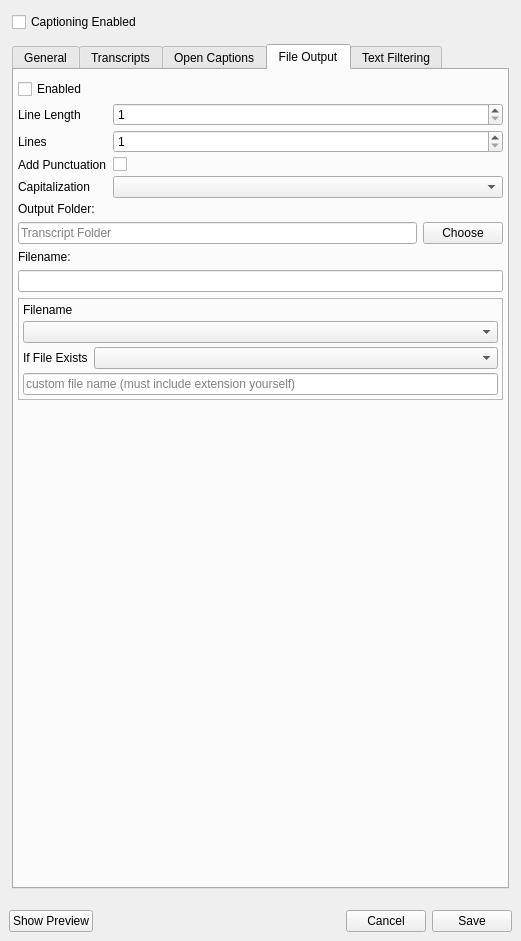
This is src/ui/CaptionSettingsWidget.ui in ratwithacompiler/OBS-captions-plugin as Qt 5 draws it before an edit. The edited form follows.
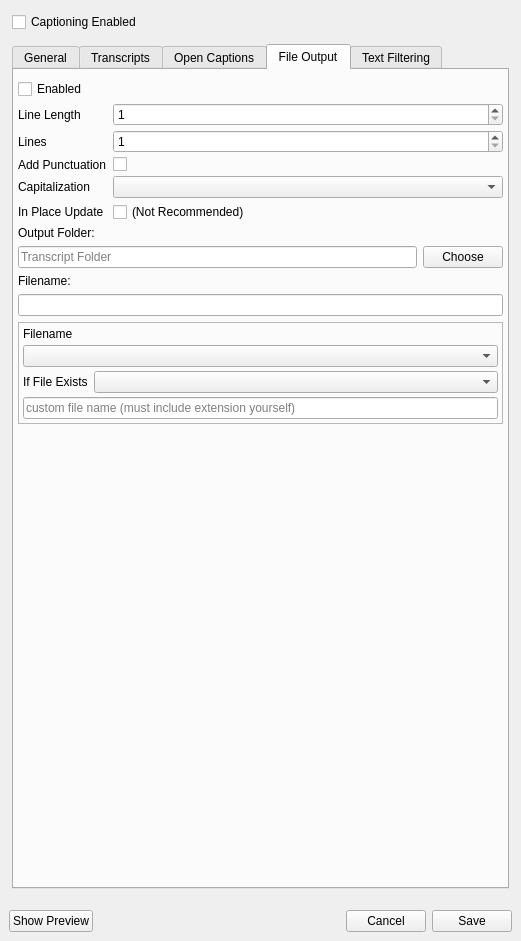
This is the edited form. The open tabs and pages were chosen to show the change.

Diff of the .ui file:
```diff
--- a/src/ui/CaptionSettingsWidget.ui
+++ b/src/ui/CaptionSettingsWidget.ui
@@ -1368,6 +1368,26 @@
                <widget class="QComboBox" name="fileOutputCapitalizationComboBox"/>
               </item>
               <item row="6" column="0">
+               <widget class="QLabel" name="label_29">
+                <property name="toolTip">
+                 <string>In Place Update can cause external tools reading the file to see it only partially written, only use if you know you need it.</string>
+                </property>
+                <property name="text">
+                 <string>In Place Update</string>
+                </property>
+               </widget>
+              </item>
+              <item row="6" column="1">
+               <widget class="QCheckBox" name="fileOutputInplaceUpdateCheckBox">
+                <property name="toolTip">
+                 <string>In Place Update can cause external tools reading the file to see it only partially written, only use if you know you need it.</string>
+                </property>
+                <property name="text">
+                 <string>(Not Recommended)</string>
+                </property>
+               </widget>
+              </item>
+              <item row="7" column="0">
                <widget class="QLabel" name="label_27">
                 <property name="text">
                  <string>Output Folder:</string>
```
